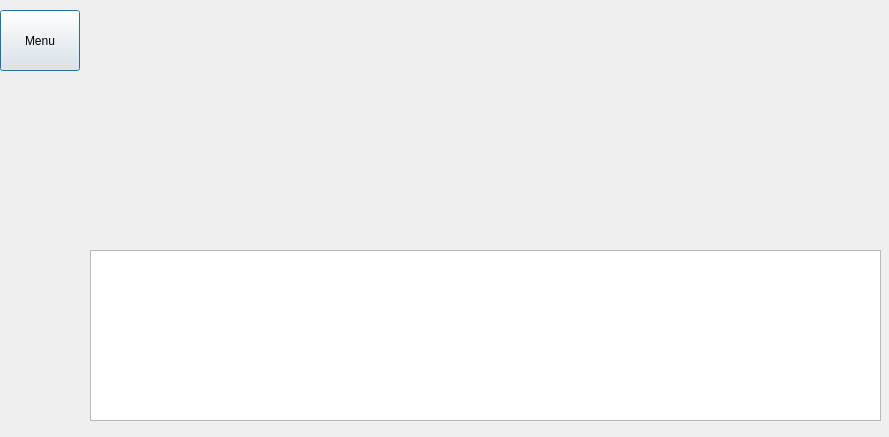
Old version of the form mainwindow.ui in the repository NoxNokas/GraduationWork.
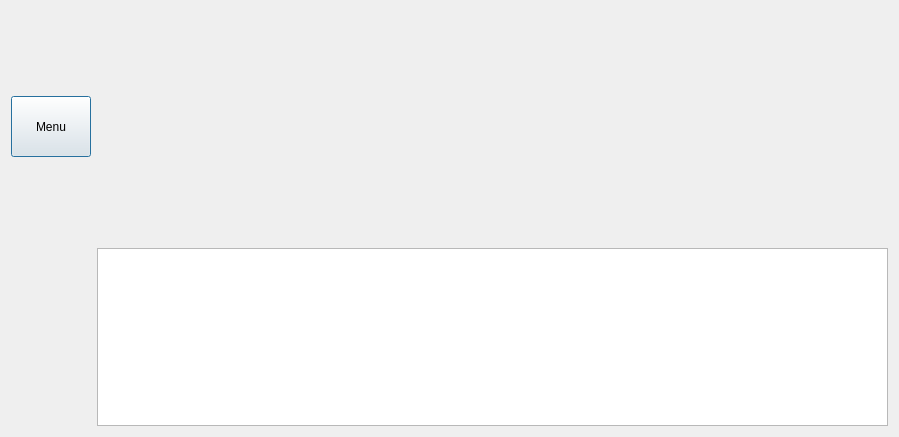
New version of the form. Custom widgets are drawn as their Qt base class.

Patch:
```diff
--- a/mainwindow.ui
+++ b/mainwindow.ui
@@ -31,14 +31,27 @@
   <property name="modal">
    <bool>false</bool>
   </property>
+  <layout class="QGridLayout" name="gridLayout">
+   <item row="0" column="0">
+    <widget class="QPushButton" name="menuButton">
+     <property name="minimumSize">
+      <size>
+       <width>80</width>
+       <height>61</height>
+      </size>
+     </property>
+     <property name="text">
+      <string>Menu</string>
+     </property>
+    </widget>
+   </item>
+   <item row="0" column="1">
   <widget class="QCustomPlot" name="customPlot" native="true">
-   <property name="geometry">
-    <rect>
-     <x>90</x>
-     <y>10</y>
+     <property name="minimumSize">
+      <size>
      <width>791</width>
      <height>231</height>
-    </rect>
+      </size>
    </property>
    <property name="tabletTracking">
     <bool>false</bool>
@@ -47,29 +60,18 @@
     <bool>false</bool>
    </property>
   </widget>
+   </item>
+   <item row="1" column="1">
   <widget class="QTextEdit" name="txtOutput">
-   <property name="geometry">
-    <rect>
-     <x>90</x>
-     <y>250</y>
+     <property name="minimumSize">
+      <size>
      <width>791</width>
      <height>171</height>
-    </rect>
-   </property>
-  </widget>
-  <widget class="QPushButton" name="menuButton">
-   <property name="geometry">
-    <rect>
-     <x>0</x>
-     <y>10</y>
-     <width>80</width>
-     <height>61</height>
-    </rect>
-   </property>
-   <property name="text">
-    <string>Menu</string>
-   </property>
-  </widget>
+      </size>
+     </property>
+    </widget>
+   </item>
+  </layout>
  </widget>
  <customwidgets>
   <customwidget>
```
Lines whose indentation alone changed are shown as unchanged.
